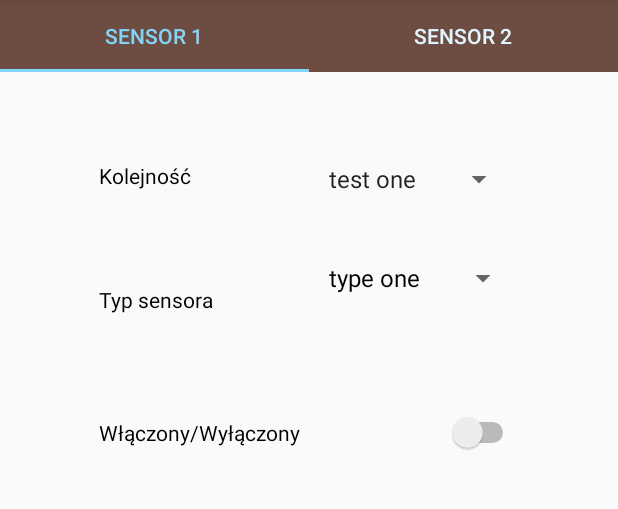
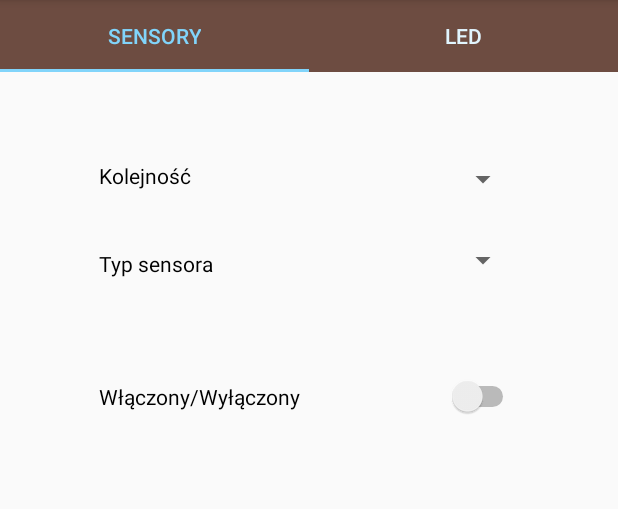
Before and after one commit to Darooks/StairsApp, an Android app: the screen it shows after launch (MainActivity), on a phone screen of 412 x 824 dp, the part 84-593 px from its top. Run offline under Robolectric (Android 15) with nearby library versions, the phone set to English and light mode, and no system bars.

Commit message:
Code is refactored and fragments have been changed

```diff
--- a/app/src/main/java/com/example/karol/stairsapp/SensorsFragment.java
+++ b/app/src/main/java/com/example/karol/stairsapp/ActivityFragment.java
@@ -12,14 +12,14 @@ import android.view.LayoutInflater;
 import android.view.View;
 import android.view.ViewGroup;
 
-import com.example.karol.stairsapp.sensors.FirstSensorFragment;
-import com.example.karol.stairsapp.sensors.SecondSensorFragment;
+import com.example.karol.stairsapp.SensorTabs.SensorTab;
+import com.example.karol.stairsapp.SensorTabs.LedTab;
 
 /**
  * Created by Karol on 2016-10-23.
  */
 
-public class SensorsFragment extends Fragment {
+public class ActivityFragment extends Fragment {
     public static TabLayout tabLayout;
     public static ViewPager viewPager;
     public static int int_items = 2 ;
@@ -70,8 +70,8 @@ public class SensorsFragment extends Fragment {
         public Fragment getItem(int position)
         {
             switch (position){
-                case 0 : return new FirstSensorFragment();
-                case 1 : return new SecondSensorFragment();
+                case 0 : return new SensorTab();
+                case 1 : return new LedTab();
             }
 
             return null;
@@ -91,9 +91,9 @@ public class SensorsFragment extends Fragment {
 
             switch (position){
                 case 0 :
-                    return "Sensor 1";
+                    return "Sensory";
                 case 1 :
-                    return "Sensor 2";
+                    return "LED";
             }
             return null;
         }
--- a/app/src/main/java/com/example/karol/stairsapp/MainActivity.java
+++ b/app/src/main/java/com/example/karol/stairsapp/MainActivity.java
@@ -13,7 +13,6 @@ import android.support.v7.app.AppCompatActivity;
 import android.support.v7.widget.Toolbar;
 import android.view.Menu;
 import android.view.MenuItem;
-import android.view.View;
 import android.widget.Toast;
 
 public class MainActivity extends AppCompatActivity
@@ -104,13 +103,13 @@ public class MainActivity extends AppCompatActivity
         if (id == R.id.nav_sensors) {
 
             fragmentManager.beginTransaction()
-                    .replace(R.id.content_frame, new SensorsFragment()).commit();
+                    .replace(R.id.content_frame, new ActivityFragment()).commit();
         } else if (id == R.id.nav_status) {
             fragmentManager.beginTransaction()
-                    .replace(R.id.content_frame, new StatusFragment()).commit();
+                    .replace(R.id.content_frame, new ConfigurationFragment()).commit();
         } else if (id == R.id.nav_configuration) {
             fragmentManager.beginTransaction()
-                    .replace(R.id.content_frame, new ConfigurationFragment()).commit();
+                    .replace(R.id.content_frame, new StatusFragment()).commit();
         }
 
         DrawerLayout drawer = (DrawerLayout) findViewById(R.id.drawer_layout);
--- /dev/null
+++ b/app/src/main/java/com/example/karol/stairsapp/SensorTabs/LedTab.java
@@ -0,0 +1,24 @@
+package com.example.karol.stairsapp.SensorTabs;
+
+import android.os.Bundle;
+import android.support.annotation.Nullable;
+import android.support.v4.app.Fragment;
+import android.view.LayoutInflater;
+import android.view.View;
+import android.view.ViewGroup;
+
+import com.example.karol.stairsapp.R;
+
+/**
+ * Created by Karol on 2016-11-23.
+ */
+
+public class LedTab extends Fragment {
+
+    @Nullable
+    @Override
+    public View onCreateView(LayoutInflater inflater, ViewGroup container, Bundle savedInstanceState) {
+        return inflater.inflate(R.layout.single_sensor_layout, null);
+    }
+
+}
--- a/app/src/main/java/com/example/karol/stairsapp/sensors/SecondSensorFragment.java
+++ b/app/src/main/java/com/example/karol/stairsapp/SensorTabs/SensorTab.java
@@ -1,7 +1,7 @@
-package com.example.karol.stairsapp.sensors;
+package com.example.karol.stairsapp.SensorTabs;
 
 /**
- * Created by Karol on 2016-10-23.
+ * Created by Karol on 2016-11-23.
  */
 
 import android.os.Bundle;
@@ -13,7 +13,7 @@ import android.view.ViewGroup;
 
 import com.example.karol.stairsapp.R;
 
-public class SecondSensorFragment extends Fragment{
+public class SensorTab extends Fragment{
 
     @Nullable
     @Override
--- a/app/src/main/java/com/example/karol/stairsapp/sensors/FirstSensorFragment.java
+++ /dev/null
@@ -1,84 +0,0 @@
-package com.example.karol.stairsapp.sensors;
-
-/**
- * Created by Karol on 2016-10-23.
- */
-
-import android.os.Bundle;
-import android.support.annotation.Nullable;
-import android.support.v4.app.Fragment;
-import android.view.LayoutInflater;
-import android.view.View;
-import android.view.ViewGroup;
-import android.widget.AdapterView;
-import android.widget.ArrayAdapter;
-import android.widget.Spinner;
-import android.widget.Toast;
-
-import com.example.karol.stairsapp.R;
-
-public class FirstSensorFragment extends Fragment{
-
-    static final String ORDER_CHECKED = "spinner_order_checked";
-    static final String TYPE_CHECKED  = "spinner_type_checked";
-
-    private String spinner_order_checked;
-    private String spinner_type_checked;
-
-    @Nullable
-    @Override
-    public View onCreateView(LayoutInflater inflater, ViewGroup container, final Bundle savedInstanceState) {
-
-        View view = inflater.inflate(R.layout.single_sensor_layout,null);
-
-        /* Konfiguracja spinnerów */
-        final Spinner spinner_order = (Spinner) view.findViewById(R.id.spinner_sensor_order);
-        ArrayAdapter<CharSequence> adapter_spinner_order = ArrayAdapter.createFromResource(getActivity(),
-                R.array.sensor_order_array, android.R.layout.simple_spinner_item);
-        adapter_spinner_order.setDropDownViewResource(android.R.layout.simple_spinner_dropdown_item);
-        spinner_order.setAdapter(adapter_spinner_order);
-
-        if (savedInstanceState != null) {
-//            spinner_order_checked = savedInstanceState.getString(ORDER_CHECKED, "test one");
-//
-//            spinner_order.setSelection(adapter_spinner_order.getPosition(spinner_order_checked));
-        }
-
-        spinner_order.setOnItemSelectedListener(new AdapterView.OnItemSelectedListener() {
-            @Override
-            public void onItemSelected(AdapterView<?> adapterView, View view, int i, long l) {
-                spinner_order_checked = spinner_order.getSelectedItem().toString();
-                Toast.makeText(getActivity(), spinner_order_checked, Toast.LENGTH_LONG).show();
-//                onSaveInstanceState(savedInstanceState);
-            }
-
-            @Override
-            public void onNothingSelected(AdapterView<?> adapterView) {
-
-            }
-        });
-
-        Spinner spinner_type = (Spinner) view.findViewById(R.id.spinner_sensor_type);
-        ArrayAdapter<CharSequence> adapter_spinner_type = ArrayAdapter.createFromResource(getActivity(),
-                R.array.sensor_type_array, android.R.layout.simple_spinner_dropdown_item);
-        adapter_spinner_type.setDropDownViewResource(android.R.layout.simple_spinner_dropdown_item);
-        spinner_type.setAdapter(adapter_spinner_type);
-
-        return view;
-    }
-
-//    @Override
-//    public void onSaveInstanceState(Bundle savedInstanceState) {
-//        savedInstanceState.putString(ORDER_CHECKED, spinner_order_checked);
-//
-//        super.onSaveInstanceState(savedInstanceState);
-//    }
-
-//    @Override
-//    public void onActivityCreated(Bundle savedInstanceState) {
-//        super.onActivityCreated(savedInstanceState);
-//
-//        if (savedInstanceState != null)
-//            spinner_order_checked = savedInstanceState.getString(ORDER_CHECKED, "test one");
-//    }
-}
--- a/app/src/main/res/menu/activity_main_drawer.xml
+++ b/app/src/main/res/menu/activity_main_drawer.xml
@@ -5,15 +5,15 @@
         <item
             android:id="@+id/nav_sensors"
             android:icon="@drawable/ic_menu_camera"
-            android:title="Sensory" />
+            android:title="Aktywność" />
         <item
             android:id="@+id/nav_status"
             android:icon="@drawable/ic_menu_gallery"
-            android:title="Status" />
+            android:title="Konfiguracja" />
         <item
             android:id="@+id/nav_configuration"
             android:icon="@drawable/ic_menu_slideshow"
-            android:title="Konfiguracja" />
+            android:title="Status" />
     </group>
 
 </menu>
--- a/app/src/main/res/values/strings.xml
+++ b/app/src/main/res/values/strings.xml
@@ -3,18 +3,4 @@
     <string name="navigation_drawer_open">Open navigation drawer</string>
     <string name="navigation_drawer_close">Close navigation drawer</string>
     <string name="action_settings">Settings</string>
-
-    <string-array name="sensor_order_array">
-        <item>test one</item>
-        <item>test two</item>
-        <item>test three</item>
-        <item>test four</item>
-        <item>test five</item>
-    </string-array>
-
-    <string-array name="sensor_type_array">
-        <item>type one</item>
-        <item>type two</item>
-        <item>type three</item>
-    </string-array>
 </resources>
```
Also changed, not shown: app/src/main/java/com/example/karol/stairsapp/ConfigurationFragment.java (+37 -19 lines), app/src/main/java/com/example/karol/stairsapp/StatusFragment.java (+15 -30 lines), app/src/main/res/layout/configuration_layout.xml (added, +35 -0 lines), app/src/main/res/layout/konfiguracja_layout.xml (deleted, +0 -22 lines), app/src/main/res/layout/status_layout.xml (+9 -22 lines).
